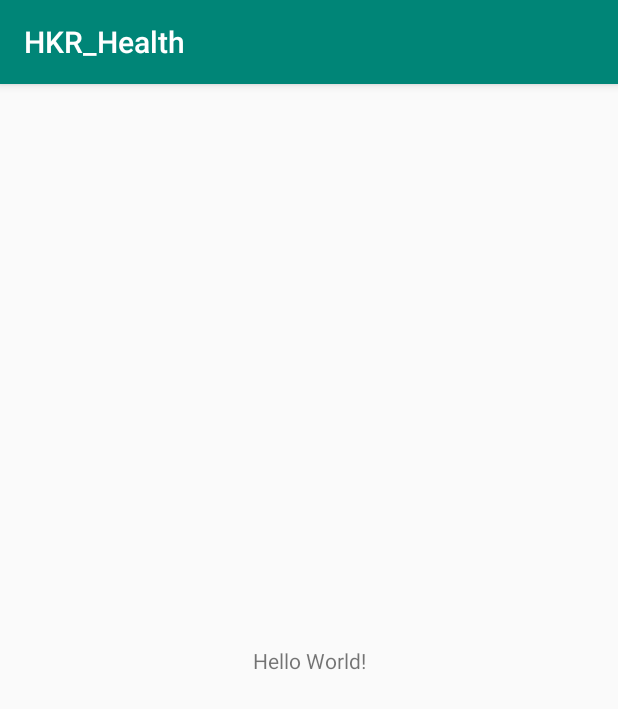
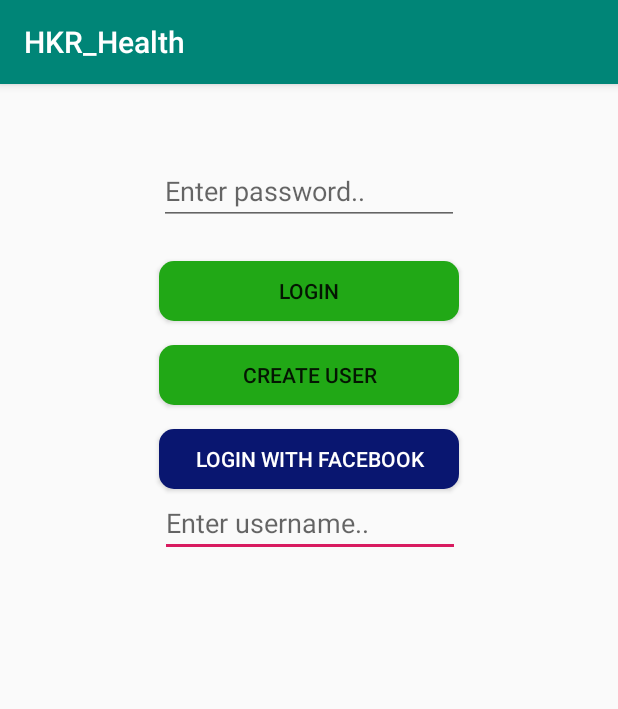
Before and after one commit to antonsjostrand/HKR_Health_android, an Android app: the screen it shows after launch (LoginActivity), on a phone screen of 412 x 824 dp. Shown: the top 709 px of the screen. Run offline under Robolectric (Android 15) with nearby library versions, the phone set to English and light mode, and no system bars.

Commit message:
Created login activity skeleton

```diff
--- a/app/src/main/java/com/example/hkr_health/LoginActivity.java
+++ b/app/src/main/java/com/example/hkr_health/LoginActivity.java
@@ -1,14 +1,55 @@
 package com.example.hkr_health;
 
+import android.os.Bundle;
 import android.support.v7.app.AppCompatActivity;
-import android.os.Bundle;
+import android.util.Log;
+import android.view.View;
+import android.widget.Button;
+import android.widget.EditText;
 
 public class LoginActivity extends AppCompatActivity {
+
+    //TAG used for logging/debuggning
+    private static final String TAG = "LoginActivity";
+
+    //UI
+    private EditText userName, password;
+    private Button createUserButton, facebookLoginButton;
 
     @Override
     protected void onCreate(Bundle savedInstanceState) {
         super.onCreate(savedInstanceState);
         setContentView(R.layout.activity_login);
+
+        userName = findViewById(R.id.usernameET);
+        password = findViewById(R.id.passwordET);
+        createUserButton = findViewById(R.id.createUserButton);
+        facebookLoginButton = findViewById(R.id.facebookLoginButton);
+
+    }
+
+    public void loginButtonPressed(View v){
+        try{
+
+        }catch (Exception e){
+            Log.d(TAG, "createUserButtonPressed: Error: " + e);
+        }
+    }
+
+    public void createUserButtonPressed(View v){
+        try{
+
+        }catch (Exception e){
+            Log.d(TAG, "createUserButtonPressed: Error: " + e);
+        }
+    }
+
+    public void facebookLoginButtonPressed(View v){
+        try{
+
+        }catch (Exception e){
+            Log.d(TAG, "createUserButtonPressed: Error: " + e);
+        }
     }
 
 
--- /dev/null
+++ b/app/src/main/res/drawable/button_background.xml
@@ -0,0 +1,8 @@
+<?xml version="1.0" encoding="utf-8"?>
+<selector xmlns:android="http://schemas.android.com/apk/res/android">
+    <!-- UNPRESSED -->
+    <item android:state_focused="false" android:state_selected="false" android:state_pressed="false" android:drawable="@drawable/button_unpressed" />
+    <item android:state_focused="false" android:state_selected="true" android:state_pressed="false" android:drawable="@drawable/button_unpressed" />
+    <!--  PRESSED -->
+    <item android:state_pressed="true" android:drawable="@drawable/button_pressed" />
+</selector>
--- /dev/null
+++ b/app/src/main/res/drawable/button_pressed.xml
@@ -0,0 +1,7 @@
+<?xml version="1.0" encoding="utf-8"?>
+<shape xmlns:android="http://schemas.android.com/apk/res/android"
+    android:shape="rectangle"
+    android:padding="10dp">
+    <solid android:color="@color/hkr_green_pressed" />
+    <corners android:radius="10dp" />
+</shape>
--- /dev/null
+++ b/app/src/main/res/drawable/button_unpressed.xml
@@ -0,0 +1,7 @@
+<?xml version="1.0" encoding="utf-8"?>
+<shape xmlns:android="http://schemas.android.com/apk/res/android"
+    android:shape="rectangle"
+    android:padding="10dp">
+    <solid android:color="@color/hkr_green" />
+    <corners android:radius="10dp" />
+</shape>
--- /dev/null
+++ b/app/src/main/res/drawable/facebook_button_background.xml
@@ -0,0 +1,8 @@
+<?xml version="1.0" encoding="utf-8"?>
+<selector xmlns:android="http://schemas.android.com/apk/res/android">
+    <!-- UNPRESSED -->
+    <item android:state_focused="false" android:state_selected="false" android:state_pressed="false" android:drawable="@drawable/facebook_button_unpressed" />
+    <item android:state_focused="false" android:state_selected="true" android:state_pressed="false" android:drawable="@drawable/facebook_button_unpressed" />
+    <!--  PRESSED -->
+    <item android:state_pressed="true" android:drawable="@drawable/facebook_button_pressed" />
+</selector>
--- /dev/null
+++ b/app/src/main/res/drawable/facebook_button_pressed.xml
@@ -0,0 +1,7 @@
+<?xml version="1.0" encoding="utf-8"?>
+<shape xmlns:android="http://schemas.android.com/apk/res/android"
+    android:shape="rectangle"
+    android:padding="10dp">
+    <solid android:color="@color/facebook_blue_pressed" />
+    <corners android:radius="10dp" />
+</shape>
--- /dev/null
+++ b/app/src/main/res/drawable/facebook_button_unpressed.xml
@@ -0,0 +1,7 @@
+<?xml version="1.0" encoding="utf-8"?>
+<shape xmlns:android="http://schemas.android.com/apk/res/android"
+    android:shape="rectangle"
+    android:padding="10dp">
+    <solid android:color="@color/facebook_blue" />
+    <corners android:radius="10dp" />
+</shape>
--- a/app/src/main/res/layout/activity_login.xml
+++ b/app/src/main/res/layout/activity_login.xml
@@ -6,13 +6,98 @@
     android:layout_height="match_parent"
     tools:context=".LoginActivity">
 
-    <TextView
-        android:layout_width="wrap_content"
-        android:layout_height="wrap_content"
-        android:text="Hello World!"
+    <EditText
+        android:id="@+id/usernameET"
+        android:layout_width="200dp"
+        android:hint="@string/enter_username"
+        android:layout_height="40dp"
+        android:layout_marginLeft="16dp"
+        android:layout_marginTop="16dp"
+        android:layout_marginRight="16dp"
+        android:layout_marginBottom="16dp"
         app:layout_constraintBottom_toBottomOf="parent"
+        app:layout_constraintHorizontal_bias="0.502"
         app:layout_constraintLeft_toLeftOf="parent"
         app:layout_constraintRight_toRightOf="parent"
-        app:layout_constraintTop_toTopOf="parent" />
+        app:layout_constraintTop_toTopOf="parent"
+        app:layout_constraintVertical_bias="0.373" />
+
+    <EditText
+        android:layout_width="200dp"
+        android:layout_height="40dp"
+        android:hint="@string/enter_password"
+        android:id="@+id/passwordET"
+        app:layout_constraintTop_toBottomOf="@id/usernameET"
+        app:layout_constraintLeft_toLeftOf="parent"
+        app:layout_constraintRight_toRightOf="parent"
+        app:layout_constraintBottom_toTopOf="@id/loginButton"
+        android:layout_marginStart="16dp"
+        android:layout_marginLeft="16dp"
+        android:layout_marginTop="16dp"
+        android:layout_marginEnd="16dp"
+        android:layout_marginRight="16dp"
+        android:layout_marginBottom="16dp"
+        />
+
+    <Button
+        android:layout_width="200dp"
+        android:layout_height="40dp"
+        android:text="@string/normal_login"
+        android:id="@+id/loginButton"
+        android:background="@drawable/button_background"
+        android:onClick="loginButtonPressed"
+        app:layout_constraintTop_toBottomOf="@id/passwordET"
+        app:layout_constraintLeft_toLeftOf="parent"
+        app:layout_constraintRight_toRightOf="parent"
+        app:layout_constraintBottom_toTopOf="@+id/createUserButton"
+        android:layout_marginStart="8dp"
+        android:layout_marginLeft="8dp"
+        android:layout_marginTop="8dp"
+        android:layout_marginEnd="8dp"
+        android:layout_marginRight="8dp"
+        android:layout_marginBottom="8dp"
+
+        />
+
+    <Button
+        android:layout_width="200dp"
+        android:layout_height="40dp"
+        android:text="@string/create_user"
+        android:id="@+id/createUserButton"
+        android:background="@drawable/button_background"
+        android:onClick="createUserButtonPressed"
+        app:layout_constraintTop_toBottomOf="@id/loginButton"
+        app:layout_constraintLeft_toLeftOf="parent"
+        app:layout_constraintRight_toRightOf="parent"
+        app:layout_constraintBottom_toTopOf="@+id/facebookLoginButton"
+        android:layout_marginStart="8dp"
+        android:layout_marginLeft="8dp"
+        android:layout_marginTop="8dp"
+        android:layout_marginEnd="8dp"
+        android:layout_marginRight="8dp"
+        android:layout_marginBottom="8dp"
+
+        />
+
+    <Button
+        android:layout_width="200dp"
+        android:layout_height="40dp"
+        android:text="@string/facebook_login"
+        android:textColor="@color/white"
+        android:id="@+id/facebookLoginButton"
+        android:background="@drawable/facebook_button_background"
+        android:onClick="facebookLoginButtonPressed"
+        app:layout_constraintTop_toBottomOf="@id/createUserButton"
+        app:layout_constraintLeft_toLeftOf="parent"
+        app:layout_constraintRight_toRightOf="parent"
+        app:layout_constraintBottom_toTopOf="parent"
+        android:layout_marginStart="8dp"
+        android:layout_marginLeft="8dp"
+        android:layout_marginTop="8dp"
+        android:layout_marginEnd="8dp"
+        android:layout_marginRight="8dp"
+        android:layout_marginBottom="8dp"
+
+        />
 
 </android.support.constraint.ConstraintLayout>
--- a/app/src/main/res/values/colors.xml
+++ b/app/src/main/res/values/colors.xml
@@ -3,4 +3,10 @@
     <color name="colorPrimary">#008577</color>
     <color name="colorPrimaryDark">#00574B</color>
     <color name="colorAccent">#D81B60</color>
+
+    <color name="white">#FFFFFF</color>
+    <color name="facebook_blue">#091670</color>
+    <color name="facebook_blue_pressed">#3339FF</color>
+    <color name="hkr_green">#21A816</color>
+    <color name="hkr_green_pressed">#92FC64</color>
 </resources>
--- a/app/src/main/res/values/strings.xml
+++ b/app/src/main/res/values/strings.xml
@@ -1,3 +1,8 @@
 <resources>
     <string name="app_name">HKR_Health</string>
+    <string name="enter_password">Enter password..</string>
+    <string name="enter_username">Enter username..</string>
+    <string name="create_user">Create user</string>
+    <string name="facebook_login">Login with Facebook</string>
+    <string name="normal_login">Login</string>
 </resources>
```
